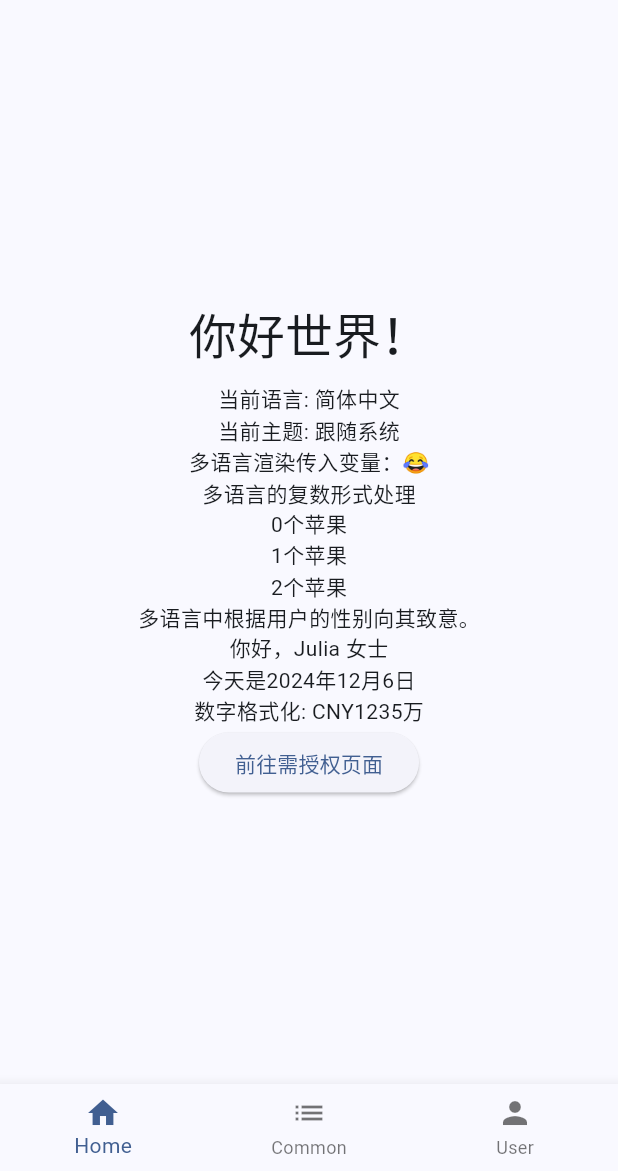
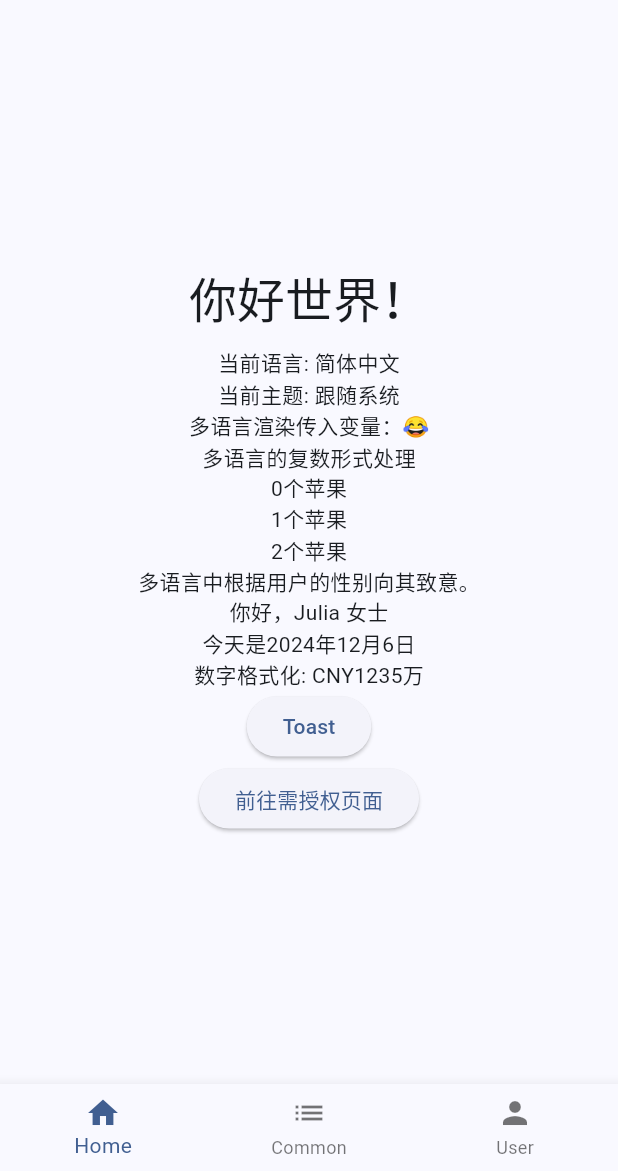
Before and after one commit to bkcode/flutter_clean_arch, a Flutter app: the screen it shows after launch, on a phone screen of 412 x 824 dp, the part 65-1236 px from its top. Run offline on Flutter 3.47's test engine with Material 3 defaults, Android fonts, the phone set to English and light mode, and no system bars; our stand-ins replace auto_route, device_info_plus, dio, flutter_hooks, flutter_screenutil, fluttertoast and 6 more; generated files the repository leaves out were written again.

Commit message:
refactor: log util

```diff
--- a/lib/main.dart
+++ b/lib/main.dart
@@ -4,6 +4,8 @@ import 'package:flutter_clean_arch/presentation/app_root/index.dart';
 import 'package:flutter_clean_arch/utils/tool/sp_util.dart';
 import 'package:hooks_riverpod/hooks_riverpod.dart';
 import 'package:shared_preferences/shared_preferences.dart';
+
+import 'utils/tool/log_util.dart';
 
 late SharedPreferences sharedPref;
 
@@ -29,6 +31,14 @@ class _EagerInitializationState extends ConsumerState<_EagerInitialization> {
 
   @override
   Widget build(BuildContext context) {
+    // 只在非生产环境下打印 DEBUG 日志
+    LogUtil.d("This is a debug message.");
+
+    // 打印其他级别的日志
+    LogUtil.i("This is an info message.");
+    LogUtil.w("This is a warning message.");
+    LogUtil.e("This is an error message.");
+
     appEnv.init();
     SpUtil.getInstance();
     return widget.child;
--- a/lib/presentation/home/index.dart
+++ b/lib/presentation/home/index.dart
@@ -1,7 +1,9 @@
 import 'package:auto_route/auto_route.dart';
 import 'package:flutter/material.dart';
+import 'package:flutter_clean_arch/utils/tool/tips_util.dart';
 import 'package:flutter_gen/gen_l10n/app_localizations.dart';
 import 'package:flutter_screenutil/flutter_screenutil.dart';
+import 'package:fluttertoast/fluttertoast.dart';
 import 'package:hooks_riverpod/hooks_riverpod.dart';
 
 import '../app_root/model.dart';
@@ -51,6 +53,13 @@ class HomeScreen extends ConsumerWidget {
 
             // number
             Text(locale.numberOfDataPoints(12345677)),
+
+            ElevatedButton(
+                onPressed: () {
+                  Tips.info("Toast Test",gravity: ToastGravity.CENTER);
+                },
+                child: const Text("Toast")),
+
             ElevatedButton(
               onPressed: () {
                 context.router.pushNamed('/authorized');
--- a/lib/utils/tool/log_util.dart
+++ b/lib/utils/tool/log_util.dart
@@ -1,9 +1,41 @@
+import 'package:logger/logger.dart';
+
 import '../../config/app_env.dart' show appEnv, ENV;
 
 class LogUtil {
-  static d(Object? data) {
-    if (appEnv.currentEnv != ENV.PROD) {
-      print(data);
+  static final Logger _logger = Logger(
+    level: Level.debug,
+    printer: PrefixPrinter(PrettyPrinter(methodCount: 2, errorMethodCount: 8,colors: false)),
+  );
+
+  static void log(Level level, Object? data) {
+    var formattedMessage = _formatMessage(level, data);
+
+    if (appEnv.currentEnv == ENV.PROD && level == Level.debug) {
+      return;
     }
+
+    _logger.log(level, formattedMessage);
+  }
+
+  static String _formatMessage(Level level, Object? data) {
+    String timeStamp = DateTime.now().toIso8601String();
+    return '[$timeStamp] [${level.toString().split('.').last}] $data';
+  }
+
+  static void d(Object? data) {
+    log(Level.debug, data);
+  }
+
+  static void i(Object? data) {
+    log(Level.info, data);
+  }
+
+  static void w(Object? data) {
+    log(Level.warning, data);
+  }
+
+  static void e(Object? data) {
+    log(Level.error, data);
   }
 }
--- /dev/null
+++ b/lib/utils/tool/tips_util.dart
@@ -0,0 +1,13 @@
+import 'package:flutter_screenutil/flutter_screenutil.dart';
+import 'package:fluttertoast/fluttertoast.dart';
+
+class Tips {
+  static Future<void> info(String text, {ToastGravity? gravity}) async {
+    Fluttertoast.showToast(
+      msg: text,
+      toastLength: Toast.LENGTH_SHORT,
+      gravity: gravity ?? ToastGravity.BOTTOM,
+      fontSize: 18.sp,
+    );
+  }
+}
--- a/pubspec.yaml
+++ b/pubspec.yaml
@@ -50,6 +50,8 @@ dependencies:
   synchronized: ^3.3.0+3 # 同步锁
   auto_route: ^9.2.2 # 路由
   permission_handler: ^11.3.1 # 权限申请
+  fluttertoast: ^8.2.8 # toast
+  logger: ^2.5.0 # 日志
 
 
 dev_dependencies:
```
Also changed, not shown: lib/utils/dio/interceptors/log_interceptor.dart (+5 -4 lines), lib/utils/dio/request.dart (+8 -12 lines), lib/utils/index.dart (added, +44 -0 lines), pubspec.lock.
